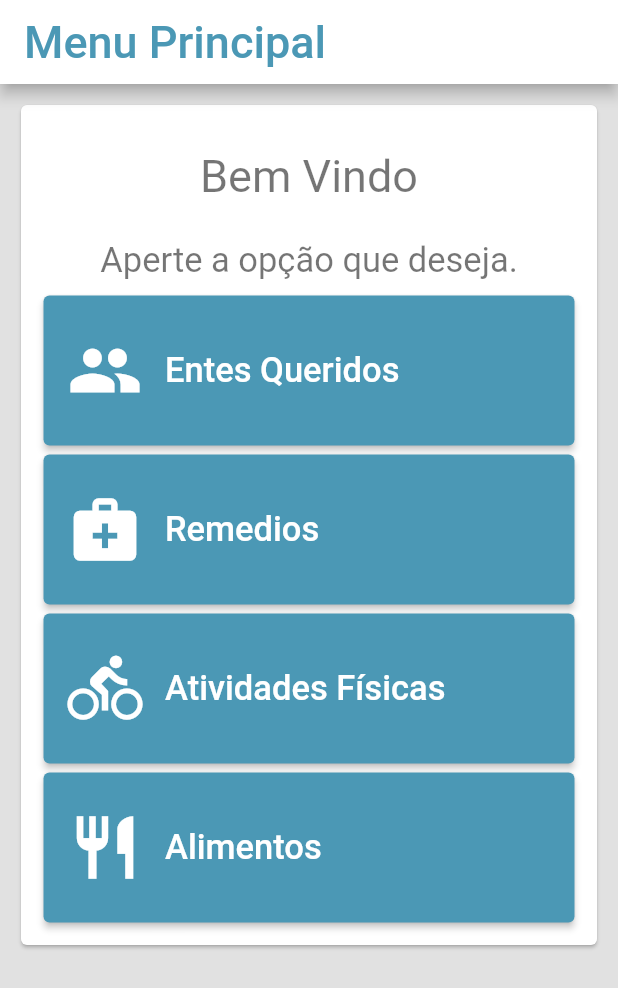
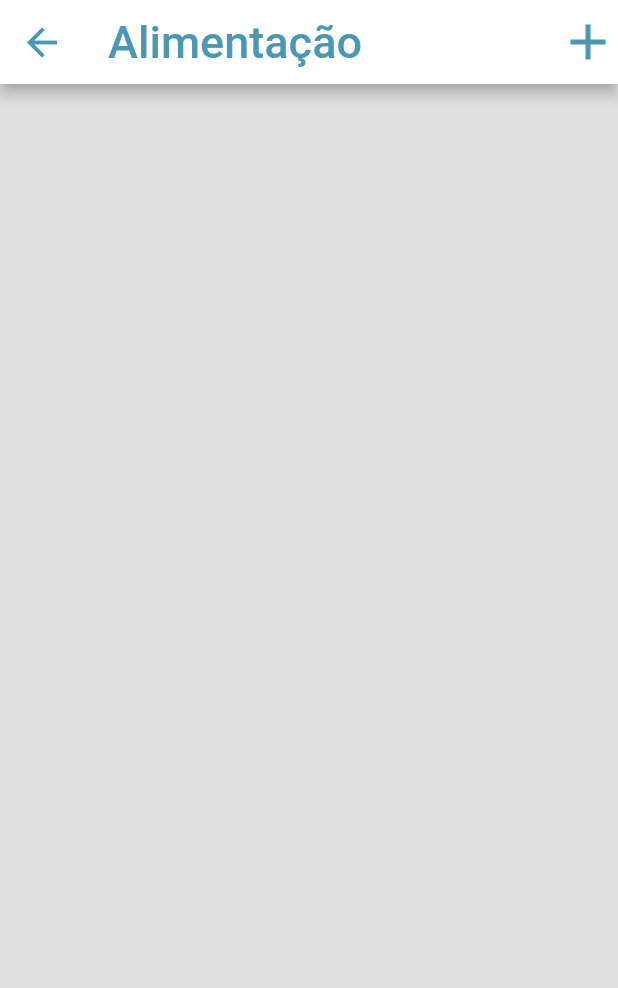
Before and after one commit to BrunoVollin/help_rem, a Flutter app: the screen it shows after launch, after a tap on "Alimentos", on a phone screen of 412 x 824 dp. Shown: the top 988 px of the screen. Run offline on Flutter 3.47's test engine with Material 2 defaults, Android fonts, the phone set to English and light mode, and no system bars; network calls fail.

Commit message:
add food page

```diff
--- a/lib/routes.dart
+++ b/lib/routes.dart
@@ -4,6 +4,7 @@ import 'package:help_rem/views/create_account_page.dart';
 import 'package:help_rem/views/dear_one_create.dart';
 import 'package:help_rem/views/dear_one_list.dart';
 import 'package:help_rem/views/dear_one_specific.dart';
+import 'package:help_rem/views/food_page.dart';
 import 'package:help_rem/views/login_page.dart';
 import 'package:help_rem/views/medicine_page.dart';
 import 'package:help_rem/views/medicine_page_create.dart';
@@ -28,7 +29,7 @@ class Routes extends StatelessWidget {
           '/create_dear_one': (context) => CreateDearOne(),
           '/medicine_page': (context) => MedicinePage(),
           '/create_medicine': (context) => CreateMedicine(),
-          // '/food_page': (context) => FoodPage(),
+          '/food_page': (context) => FoodPage(),
         });
   }
 }
--- a/lib/views/food_page.dart
+++ b/lib/views/food_page.dart
@@ -0,0 +1,42 @@
+import 'package:flutter/cupertino.dart';
+import 'package:flutter/material.dart';
+
+
+class FoodPage extends StatelessWidget{
+  @override
+  Widget build(BuildContext context) {
+    return Scaffold(
+      appBar: AppBar(
+        backgroundColor: Colors.white,
+        leading: IconButton(
+          iconSize: 30,
+          icon: Icon(Icons.arrow_back, color: Color(0xff4B98B5)),
+          onPressed: () => Navigator.of(context).pop(),
+        ),
+        actions: [
+          IconButton(
+              onPressed: () =>
+                  Navigator.of(context).pushNamed('/create_food'),
+              icon: Icon(Icons.add, size: 40, color: Color(0xff4B98B5)))
+        ],
+        title: Text(
+          "Alimentação",
+          style: TextStyle(
+            color: Color(0xff4B98B5),
+            fontSize: 30,
+          ),
+        ),
+      ),
+      body: Container(
+        color: Color(0xffE1E1E1),
+        child: ListView(
+          children: [
+            SizedBox(height: 5),
+          ],
+        ),
+      ),
+    );
+  }
+
+
+}
--- a/lib/views/menu_page.dart
+++ b/lib/views/menu_page.dart
@@ -70,7 +70,7 @@ class MenuPageBox extends StatelessWidget {
                   ),
                   SizedBox(height: 6),
                   MenuButton(
-                    route: '',
+                    route: '/food_page',
                     text: "Alimentos",
                     icon: Icons.restaurant,
                   ),
```
